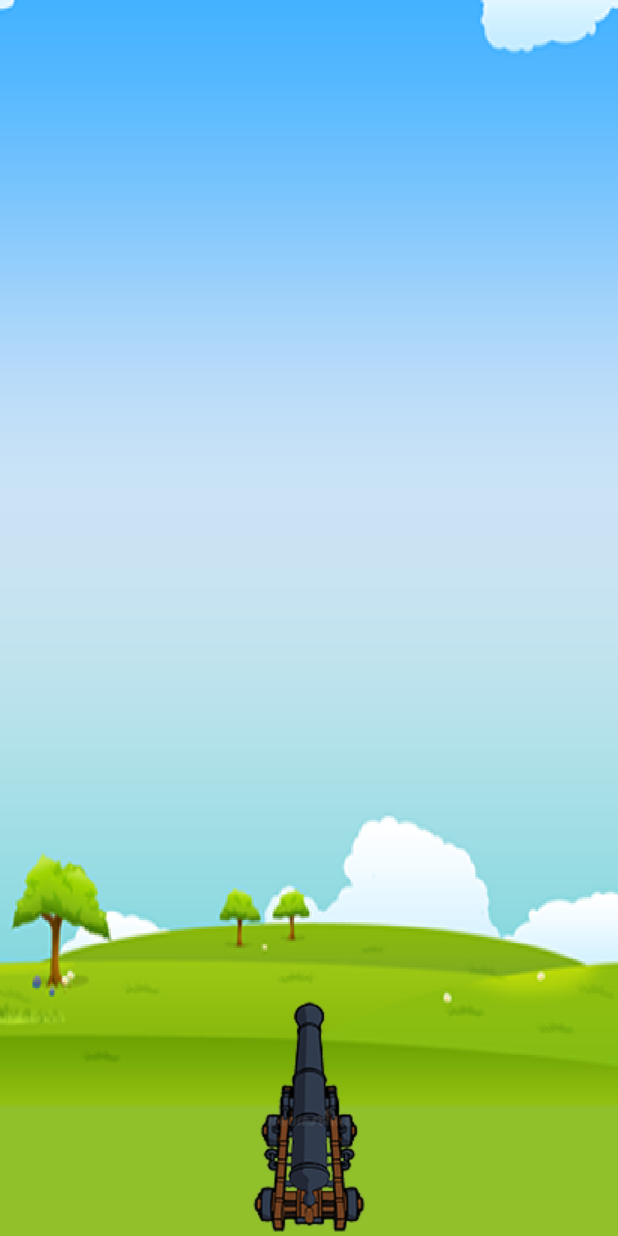
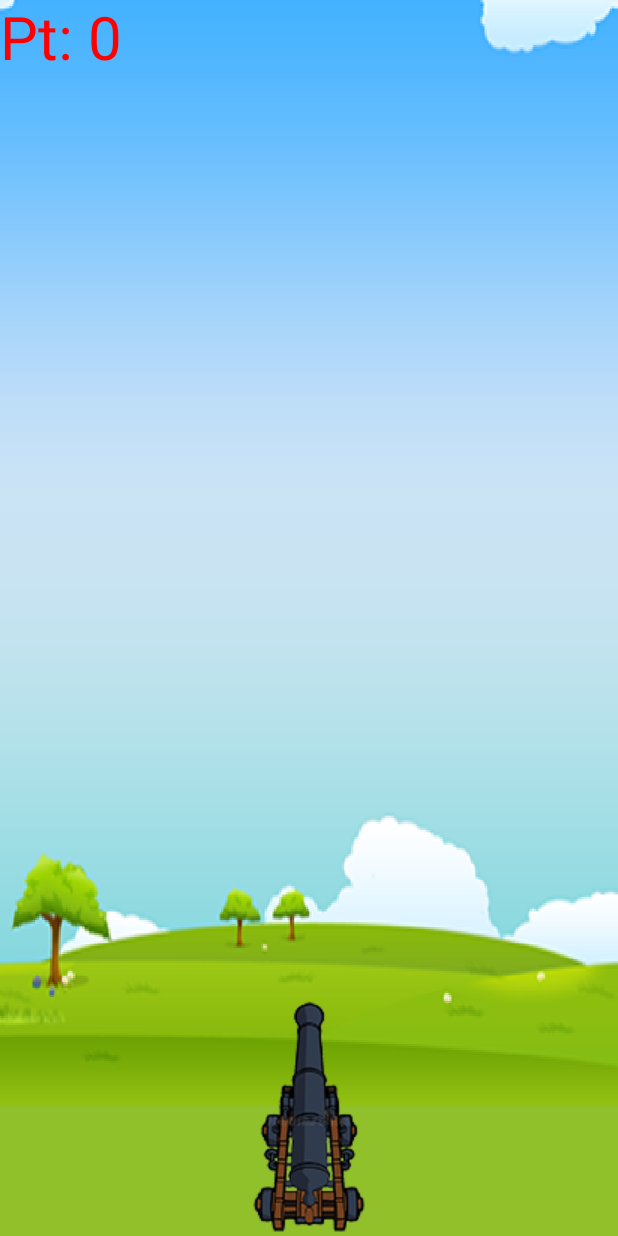
Before and after one commit to alessanderleite/PlaneShooter, an Android app: the StartGame screen opened directly, with no data from a screen before it, on a phone screen of 412 x 824 dp. Run offline under Robolectric (Android 15) with nearby library versions, the phone set to English and light mode, and no system bars.

Commit message:
set drawText inside GameViem class to add score

```diff
--- a/app/src/main/java/br/com/alessanderleite/planeshooter/GameView.java
+++ b/app/src/main/java/br/com/alessanderleite/planeshooter/GameView.java
@@ -5,6 +5,8 @@ import android.content.Context;
 import android.graphics.Bitmap;
 import android.graphics.BitmapFactory;
 import android.graphics.Canvas;
+import android.graphics.Color;
+import android.graphics.Paint;
 import android.graphics.Point;
 import android.graphics.Rect;
 import android.media.AudioManager;
@@ -32,6 +34,8 @@ public class GameView extends View {
     int count = 0;
     SoundPool sp;
     int fire = 0, point = 0;
+    Paint scorePaint;
+    final int TEXT_SIZE = 60;
 
     public GameView(Context context) {
         super(context);
@@ -66,6 +70,10 @@ public class GameView extends View {
         sp = new SoundPool(3, AudioManager.STREAM_MUSIC,0);
         fire = sp.load(context, R.raw.fire, 1);
         point = sp.load(context, R.raw.point,1);
+        scorePaint = new Paint();
+        scorePaint.setColor(Color.RED);
+        scorePaint.setTextSize(TEXT_SIZE);
+        scorePaint.setTextAlign(Paint.Align.LEFT);
     }
 
     @Override
@@ -142,6 +150,7 @@ public class GameView extends View {
             }
         }
         canvas.drawBitmap(tank,(dWidth/2 - tankWidth/2), dHeight - tankHeight, null);
+        canvas.drawText("Pt: " + (count * 10), 0, TEXT_SIZE, scorePaint);
         handler.postDelayed(runnable, UPDATE_MILLIS);
     }
 
```
